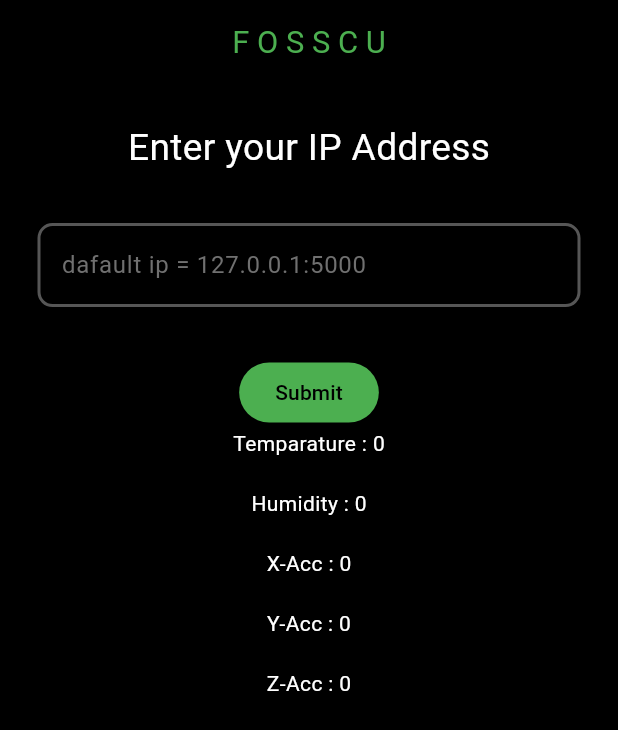
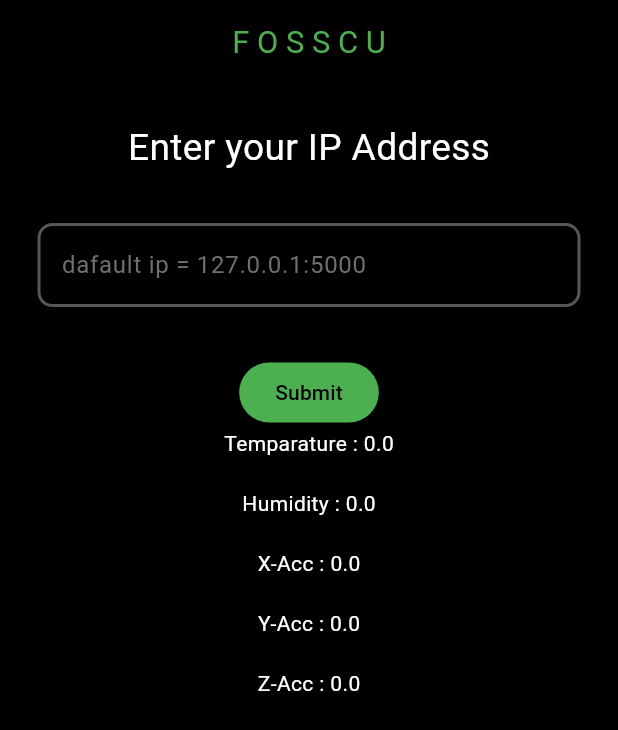
Before and after one commit to Utkarsh4517/fosscgraph, a Flutter app: the screen it shows after launch, after a tap on "Submit", on a phone screen of 412 x 824 dp. Shown: the top 730 px of the screen. Run offline on Flutter 3.47's test engine with Material 2 defaults, Android fonts, the light colour scheme and no system bars; network calls fail.

Commit message:
Remove graph temporarily and changed strings to double

```diff
--- a/lib/pages/homepage.dart
+++ b/lib/pages/homepage.dart
@@ -1,5 +1,4 @@
 import 'dart:async';
-
 import 'package:flutter/material.dart';
 import 'package:fosscapi/services/apiservice.dart';
 import 'package:http/http.dart';
@@ -13,11 +12,11 @@ class HomePage extends StatefulWidget {
 
 class _HomePageState extends State<HomePage> {
   ApiService apiService = ApiService();
-  String temperature = '0';
-  String humidity = '0';
-  String x_acc = '0';
-  String y_acc = '0';
-  String z_acc = '0';
+  double temperature = 0;
+  double humidity = 0;
+  double x_acc = 0;
+  double y_acc = 0;
+  double z_acc = 0;
   Timer? timer;
   List<Map<String, dynamic>> sensorDataList = [];
 
@@ -34,17 +33,18 @@ class _HomePageState extends State<HomePage> {
 
   /// START TIMER FUNCTION
   void startTimer() {
-    timer = Timer.periodic(Duration(seconds: 1), (Timer t) async {
-      List<Map<String, dynamic>> data = await apiService.getData();
-      setState(() {
-        temperature = data.isNotEmpty ? data[0]['temperature'] : 0;
-        humidity = data.isNotEmpty ? data[0]['humidity'] : 0;
-        x_acc = data.isNotEmpty ? data[0]['x_acc'] : 0;
-        y_acc = data.isNotEmpty ? data[0]['y_acc'] : 0;
-        z_acc = data.isNotEmpty ? data[0]['z_acc'] : 0;
-      });
+  timer = Timer.periodic(Duration(seconds: 1), (Timer t) async {
+    List<Map<String, dynamic>> data = await apiService.getData();
+    setState(() {
+      temperature = data.isNotEmpty ? double.tryParse(data[0]['temperature'].substring(0, 4)) ?? 0.0 : 0.0;
+      humidity = data.isNotEmpty ? double.tryParse(data[0]['humidity']) ?? 0.0 : 0.0;
+      x_acc = data.isNotEmpty ? double.tryParse(data[0]['x_acc']) ?? 0.0 : 0.0;
+      y_acc = data.isNotEmpty ? double.tryParse(data[0]['y_acc']) ?? 0.0 : 0.0;
+      z_acc = data.isNotEmpty ? double.tryParse(data[0]['z_acc']) ?? 0.0 : 0.0;
     });
-  }
+  });
+}
+
 
   /// STOP TIMER
   void stopTimer() {
--- a/pubspec.yaml
+++ b/pubspec.yaml
@@ -36,6 +36,7 @@ dependencies:
   # Use with the CupertinoIcons class for iOS style icons.
   cupertino_icons: ^1.0.2
   http: ^0.13.5
+  fl_chart: ^0.62.0
 
 dev_dependencies:
   flutter_test:
```
Also changed, not shown: pubspec.lock.
